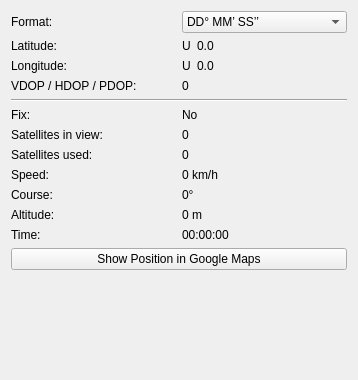
First picture: the form in src/brickv/plugin_system/plugins/gps/ui/gps.ui, repository Tinkerforge/brickv, before the edit.
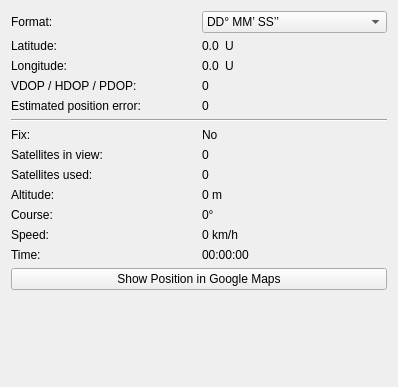
Second picture: the form after the edit.

Commit message: gps: Update to latest GPS Bricklet API changes

```diff
--- a/src/brickv/plugin_system/plugins/gps/ui/gps.ui
+++ b/src/brickv/plugin_system/plugins/gps/ui/gps.ui
@@ -6,8 +6,8 @@
    <rect>
     <x>0</x>
     <y>0</y>
-    <width>358</width>
-    <height>380</height>
+    <width>398</width>
+    <height>387</height>
    </rect>
   </property>
   <property name="windowTitle">
@@ -69,56 +69,63 @@
          </property>
         </widget>
        </item>
+       <item>
+        <widget class="QLabel" name="label_10">
+         <property name="text">
+          <string>Estimated position error:</string>
+         </property>
+        </widget>
+       </item>
       </layout>
      </item>
      <item>
       <layout class="QVBoxLayout" name="verticalLayout_3">
        <item>
         <layout class="QHBoxLayout" name="horizontalLayout_5">
-         <item>
-          <widget class="QLabel" name="ns">
-           <property name="sizePolicy">
-            <sizepolicy hsizetype="Fixed" vsizetype="Preferred">
-             <horstretch>0</horstretch>
-             <verstretch>0</verstretch>
-            </sizepolicy>
-           </property>
-           <property name="text">
-            <string>U</string>
-           </property>
-          </widget>
-         </item>
          <item>
           <widget class="QLabel" name="latitude">
+           <property name="sizePolicy">
+            <sizepolicy hsizetype="Fixed" vsizetype="Preferred">
+             <horstretch>0</horstretch>
+             <verstretch>0</verstretch>
+            </sizepolicy>
+           </property>
            <property name="text">
             <string>0.0</string>
            </property>
           </widget>
          </item>
+         <item>
+          <widget class="QLabel" name="ns">
+           <property name="text">
+            <string>U</string>
+           </property>
+          </widget>
+         </item>
         </layout>
        </item>
        <item>
         <layout class="QHBoxLayout" name="horizontalLayout_6">
-         <item>
-          <widget class="QLabel" name="ew">
-           <property name="sizePolicy">
-            <sizepolicy hsizetype="Fixed" vsizetype="Preferred">
-             <horstretch>0</horstretch>
-             <verstretch>0</verstretch>
-            </sizepolicy>
-           </property>
-           <property name="text">
-            <string>U</string>
-           </property>
-          </widget>
-         </item>
          <item>
           <widget class="QLabel" name="longitude">
+           <property name="sizePolicy">
+            <sizepolicy hsizetype="Fixed" vsizetype="Preferred">
+             <horstretch>0</horstretch>
+             <verstretch>0</verstretch>
+            </sizepolicy>
+           </property>
            <property name="text">
             <string>0.0</string>
            </property>
           </widget>
          </item>
+         <item>
+          <widget class="QLabel" name="ew">
+           <property name="text">
+            <string>U</string>
+           </property>
+          </widget>
+         </item>
         </layout>
        </item>
        <item>
@@ -128,6 +135,13 @@
          </property>
         </widget>
        </item>
+       <item>
+        <widget class="QLabel" name="epe">
+         <property name="text">
+          <string>0</string>
+         </property>
+        </widget>
+       </item>
       </layout>
      </item>
     </layout>
@@ -164,20 +178,6 @@
          </property>
         </widget>
        </item>
-       <item>
-        <widget class="QLabel" name="label_6">
-         <property name="text">
-          <string>Speed:</string>
-         </property>
-        </widget>
-       </item>
-       <item>
-        <widget class="QLabel" name="label_7">
-         <property name="text">
-          <string>Course:</string>
-         </property>
-        </widget>
-       </item>
        <item>
         <widget class="QLabel" name="label_8">
          <property name="text">
@@ -185,6 +185,20 @@
          </property>
         </widget>
        </item>
+       <item>
+        <widget class="QLabel" name="label_7">
+         <property name="text">
+          <string>Course:</string>
+         </property>
+        </widget>
+       </item>
+       <item>
+        <widget class="QLabel" name="label_6">
+         <property name="text">
+          <string>Speed:</string>
+         </property>
+        </widget>
+       </item>
        <item>
         <widget class="QLabel" name="label_9">
          <property name="text">
@@ -217,20 +231,6 @@
          </property>
         </widget>
        </item>
-       <item>
-        <widget class="QLabel" name="speed">
-         <property name="text">
-          <string>0 km/h</string>
-         </property>
-        </widget>
-       </item>
-       <item>
-        <widget class="QLabel" name="course">
-         <property name="text">
-          <string>0°</string>
-         </property>
-        </widget>
-       </item>
        <item>
         <widget class="QLabel" name="altitude">
          <property name="text">
@@ -238,6 +238,20 @@
          </property>
         </widget>
        </item>
+       <item>
+        <widget class="QLabel" name="course">
+         <property name="text">
+          <string>0°</string>
+         </property>
+        </widget>
+       </item>
+       <item>
+        <widget class="QLabel" name="speed">
+         <property name="text">
+          <string>0 km/h</string>
+         </property>
+        </widget>
+       </item>
        <item>
         <widget class="QLabel" name="time">
          <property name="text">
```
The commit also changes 1 other file.
